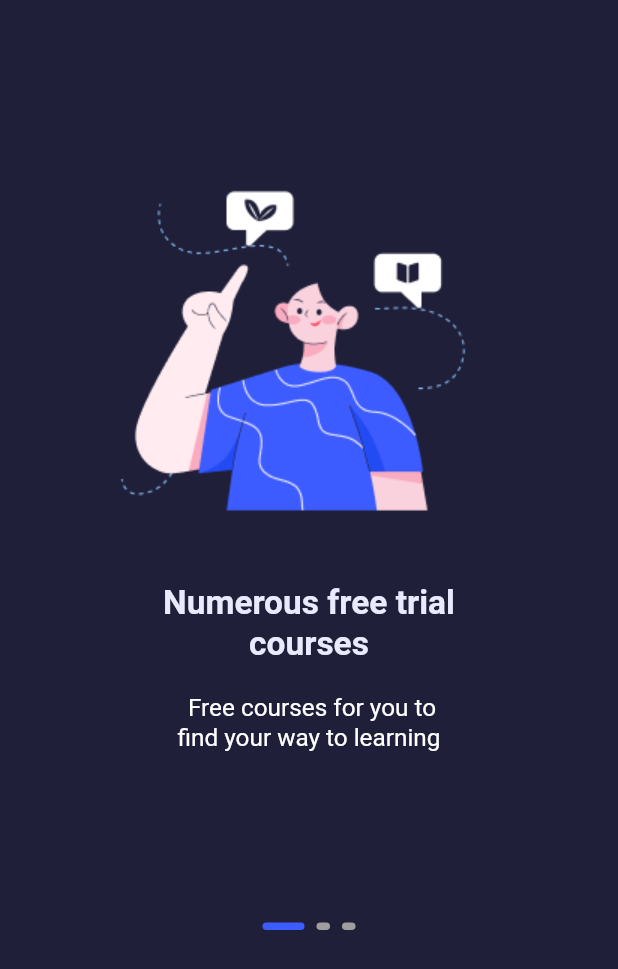
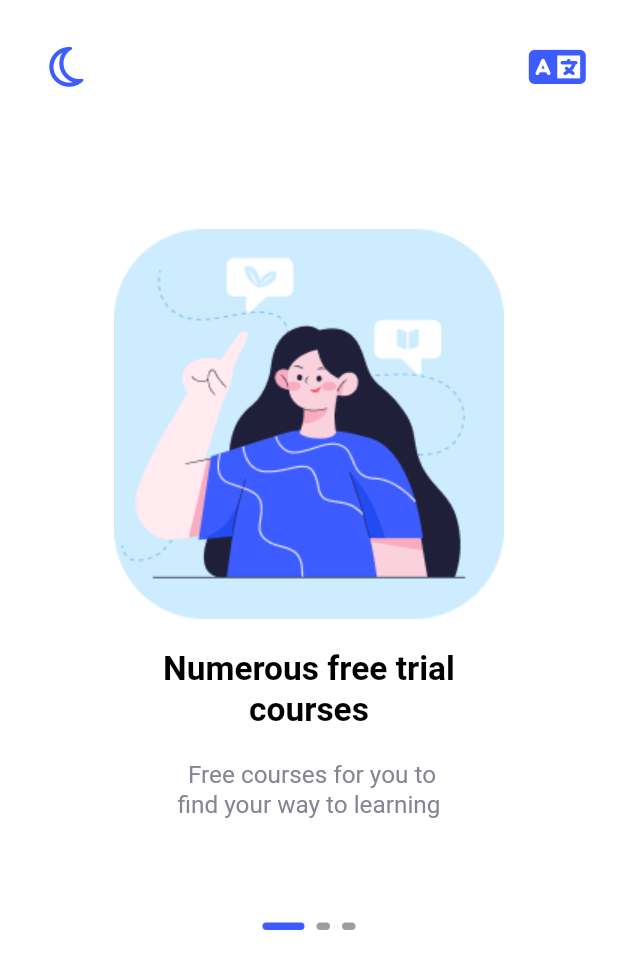
Before and after one commit to AMIRAMOHMED/tech__savvy, a Flutter app: the screen it shows after launch, on a phone screen of 412 x 824 dp. Shown: the top 969 px of the screen. Run offline on Flutter 3.47's test engine with Material 3 defaults, Android fonts, the phone set to English and light mode, and no system bars; our stand-ins replace bloc, flutter_bloc, flutter_screenutil, font_awesome_flutter, freezed_annotation, get_it and 1 more.

Commit message:
change theme cubit

```diff
--- /dev/null
+++ b/lib/core/app/app_cubit/app_state.dart
@@ -0,0 +1,10 @@
+import 'package:freezed_annotation/freezed_annotation.dart';
+
+part 'app_state.freezed.dart';
+
+@freezed
+class AppState<T> with _$AppState<T> {
+  const factory AppState.initial() = _Initial<T>;
+  const factory AppState.loading() = Loading<T>;
+  const factory AppState.success(T data) = Success<T>;
+}
--- /dev/null
+++ b/lib/core/shared_perfernce/shared_key.dart
@@ -0,0 +1,4 @@
+class PrefKeys {
+  static const String themeMode = 'mode';
+  static const String language = 'language';
+}
--- a/lib/features/onboarding/ui/screens/on_boarding_screen.dart
+++ b/lib/features/onboarding/ui/screens/on_boarding_screen.dart
@@ -1,6 +1,9 @@
 import 'package:flutter/material.dart';
 import 'package:flutter_bloc/flutter_bloc.dart';
 import 'package:flutter_screenutil/flutter_screenutil.dart';
+import 'package:font_awesome_flutter/font_awesome_flutter.dart';
+import 'package:tech_savvy/core/app/app_cubit/app_cubit.dart';
+import 'package:tech_savvy/core/app/app_cubit/app_state.dart';
 import 'package:tech_savvy/core/commanwidgets/text_widget.dart';
 import 'package:tech_savvy/core/extension/context_extension.dart';
 import 'package:tech_savvy/core/language/app_localizations.dart';
@@ -21,11 +24,39 @@ class OnBoardingScreen extends StatelessWidget {
     final pageController = PageController(initialPage: isArabic ? 2 : 0);
     final pages =
         isArabic ? _getArabicPages(context) : _getEnglishPages(context);
-
-    return Scaffold(
+    final cubit = context.read<AppCubit>();
+    return SafeArea(
+      child: Scaffold(
         backgroundColor: context.color.backGround,
         body: Column(
           children: [
+            Padding(
+              padding: EdgeInsets.symmetric(horizontal: 20.sp, vertical: 20.sp),
+              child: BlocBuilder(
+                bloc: cubit,
+                builder: (context, state) {
+                  return Row(
+                    mainAxisAlignment: MainAxisAlignment.spaceBetween,
+                    children: [
+                      IconButton(
+                        onPressed: cubit.chansngeTheme,
+                        icon: cubit.isDark
+                            ? const Icon(FontAwesomeIcons.sun)
+                            : const Icon(FontAwesomeIcons.moon),
+                        color: context.color.seconderyFontColor,
+                        iconSize: 30.sp,
+                      ),
+                      IconButton(
+                        onPressed: () {},
+                        icon: const Icon(FontAwesomeIcons.language),
+                        color: context.color.seconderyFontColor,
+                        iconSize: 30.sp,
+                      ),
+                    ],
+                  );
+                },
+              ),
+            ),
             Expanded(
               child: BlocBuilder<OnboardingCubit, int>(
                 builder: (context, state) {
@@ -44,6 +75,7 @@ class OnBoardingScreen extends StatelessWidget {
             _buildIndicator(context),
             const SizedBox(height: 200),
           ],
+        ),
       ),
     );
   }
--- a/lib/main.dart
+++ b/lib/main.dart
@@ -3,8 +3,12 @@ import 'package:flutter/services.dart';
 import 'package:flutter_bloc/flutter_bloc.dart';
 
 import 'package:flutter_screenutil/flutter_screenutil.dart';
+import 'package:tech_savvy/core/app/app_cubit/app_cubit.dart';
+import 'package:tech_savvy/core/app/app_cubit/app_state.dart';
 import 'package:tech_savvy/core/language/app_localizations_setup.dart';
 import 'package:tech_savvy/core/routs/app_routing.dart';
+import 'package:tech_savvy/core/shared_perfernce/shared_key.dart';
+import 'package:tech_savvy/core/shared_perfernce/shared_perfernce.dart';
 import 'package:tech_savvy/core/style/theme/app_theme.dart';
 import 'package:tech_savvy/features/onboarding/logic/cubit/onboarding_cubit.dart';
 import 'package:tech_savvy/features/onboarding/ui/screens/on_boarding_screen.dart';
@@ -15,6 +19,7 @@ void main() async {
   await SystemChrome.setPreferredOrientations(
     [DeviceOrientation.portraitDown, DeviceOrientation.portraitUp],
   );
+  await SharedPref().instantiatePreferences();
 
   runApp(const TechSavvy());
 }
@@ -24,17 +29,26 @@ class TechSavvy extends StatelessWidget {
 
   @override
   Widget build(BuildContext context) {
-    return ScreenUtilInit(
+    return BlocProvider(
+      create: (context) => AppCubit()
+        ..chansngeTheme(
+          sharedMood: SharedPref().getBoolean(PrefKeys.themeMode),
+        ),
+      child: ScreenUtilInit(
         designSize: const Size(375, 812),
         minTextAdapt: true,
-      child: MaterialApp(
+        child: BlocBuilder<AppCubit, AppState>(
+          builder: (context, state) {
+           final  appCubit = context.read<AppCubit>();
+            return MaterialApp(
               debugShowCheckedModeBanner: false,
               onGenerateRoute: AppRoutes().onGenerateRoute,
               title: 'Flutter Demo',
-        theme: themDark(),
+              theme: appCubit.isDark ? themDark() :themLight(),
               locale: const Locale('en'),
               supportedLocales: AppLocalizationsSetup.supportedLocales,
-        localizationsDelegates: AppLocalizationsSetup.localizationsDelegates,
+              localizationsDelegates:
+                  AppLocalizationsSetup.localizationsDelegates,
               localeResolutionCallback:
                   AppLocalizationsSetup.localeResolutionCallback,
               home: GestureDetector(
@@ -44,6 +58,9 @@ class TechSavvy extends StatelessWidget {
                   child: const OnBoardingScreen(),
                 ),
               ),
+            );
+          },
+        ),
       ),
     );
   }
```
Also changed, not shown: lib/core/app/app_cubit/app_cubit.dart (added, +25 -0 lines), lib/core/di/injection_container.dart (added, +7 -0 lines), lib/core/shared_perfernce/shared_perfernce.dart (added, +81 -0 lines), pubspec.yaml (+17 -21 lines), lib/core/app/app_cubit/app_state.freezed.dart (added), pubspec.lock, 10 other files. Lines whose indentation alone changed are shown as unchanged.
